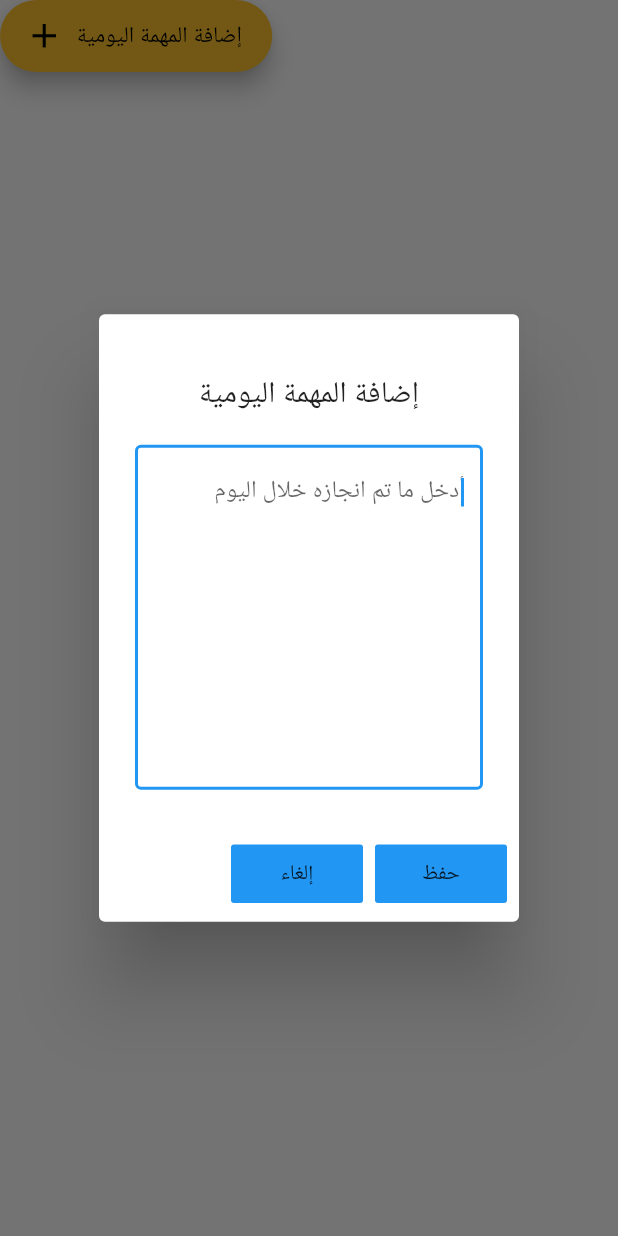
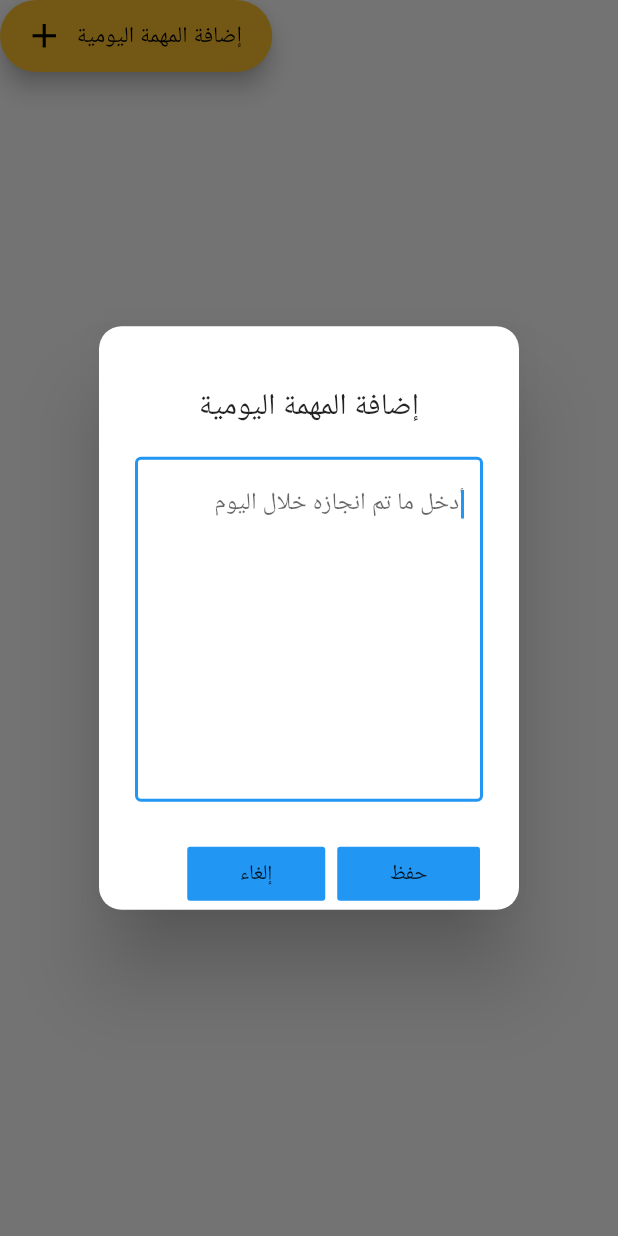
Before and after one commit to rubairshaid/municipal-project, a Flutter app: the TaskDialog widget shown alone on an empty page, opened directly, after a tap on "إضافة المهمة اليومية", on a phone screen of 412 x 824 dp. Run offline on Flutter 3.47's test engine with Material 2 defaults, Android fonts, the phone set to English and light mode, and no system bars; our stand-ins replace auto_size_text, rflutter_alert, toast; missing offline and left inert: flutter_analog_clock.

Commit message:
edit dialog style

```diff
--- a/lib/mainPage.dart
+++ b/lib/mainPage.dart
@@ -217,6 +217,8 @@ class _TaskDialogState extends State<TaskDialog> {
           return AlertDialog(
             title: Text("إضافة المهمة اليومية" , textAlign: TextAlign.center,),
             titlePadding: EdgeInsets.only(top:40),
+            shape: new RoundedRectangleBorder(
+            borderRadius: new BorderRadius.circular(15.0),),
             content: TextField(
               controller: _dailyTask,
               textAlign: TextAlign.right,
@@ -227,17 +229,21 @@ class _TaskDialogState extends State<TaskDialog> {
                 hintText: "أدخل ما تم انجازه خلال اليوم",
               ),
             ),
+            actionsPadding: EdgeInsets.only(right: 26),
             actions: [
               FlatButton(
                 onPressed: (){
                   Navigator.of(context).pop();
                 },
-                padding: EdgeInsets.all(10),
+                padding: EdgeInsets.fromLTRB(35,5,35,5),
                 color: Colors.blue,
                 child: Text("إلغاء"),
 
               ),
                 FlatButton(
+                  color: Colors.blue,
+                  padding: EdgeInsets.fromLTRB(35,5,35,5),
+                  child: Text("حفظ"),
                 onPressed: () async {
                   if(_dailyTask.text!="")
                   {
@@ -263,9 +269,6 @@ class _TaskDialogState extends State<TaskDialog> {
                   else
                     Toast.show("قم بتعبئة الحقل", context , backgroundColor: Colors.red , duration:Toast.LENGTH_LONG , gravity: 30);
               },
-              padding: EdgeInsets.all(10),
-              color: Colors.blue,
-              child: Text("حفظ"),
                 ),
             ],
           );
```
